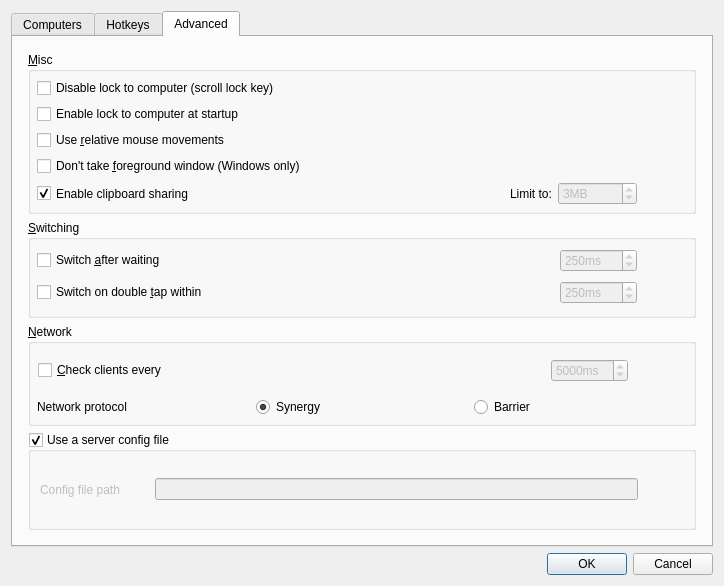
Before: the Qt Designer form src/lib/gui/dialogs/ServerConfigDialog.ui in deskflow/deskflow, drawn with Qt 5.
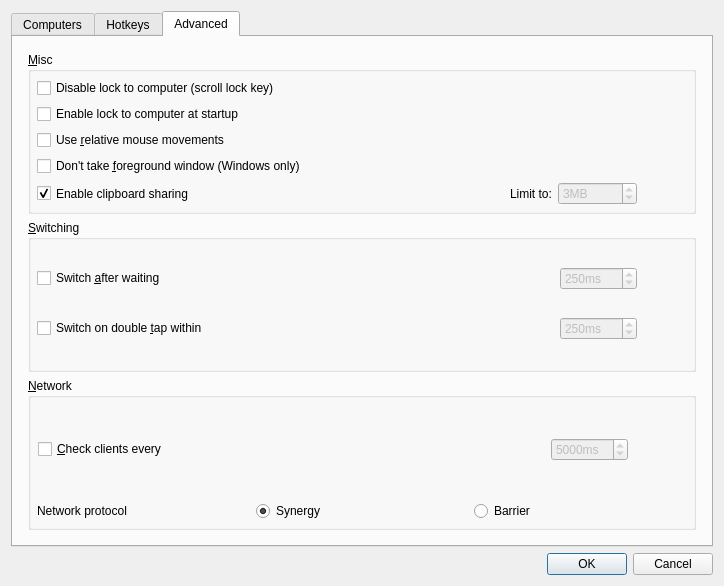
After: the same form once the commit is applied. The open tabs and pages were chosen to show the change. Icons and pictures are not drawn. Custom widgets are drawn as their Qt base class.

Commit message: refactor: move config to qt config file and remove legacy config file

What changed in the file:
```diff
--- a/src/lib/gui/dialogs/ServerConfigDialog.ui
+++ b/src/lib/gui/dialogs/ServerConfigDialog.ui
@@ -763,120 +763,6 @@
          </layout>
         </widget>
        </item>
-       <item>
-        <widget class="QGroupBox" name="groupExternalConfig">
-         <property name="toolTip">
-          <string>Use a server config file to create complex computer layouts that are not possible with the simple grid-based computer layout editor.
-
-Enabling this setting will disable the server config GUI.</string>
-         </property>
-         <property name="title">
-          <string>Use a server config file</string>
-         </property>
-         <property name="checkable">
-          <bool>true</bool>
-         </property>
-         <layout class="QHBoxLayout" name="horizontalLayout">
-          <item>
-           <widget class="QWidget" name="widgetExternalConfigControls" native="true">
-            <property name="enabled">
-             <bool>false</bool>
-            </property>
-            <layout class="QHBoxLayout" name="horizontalLayout_2">
-             <property name="leftMargin">
-              <number>0</number>
-             </property>
-             <property name="topMargin">
-              <number>0</number>
-             </property>
-             <property name="rightMargin">
-              <number>0</number>
-             </property>
-             <property name="bottomMargin">
-              <number>0</number>
-             </property>
-             <item>
-              <widget class="QLabel" name="labelConfigFile">
-               <property name="sizePolicy">
-                <sizepolicy hsizetype="Maximum" vsizetype="Preferred">
-                 <horstretch>0</horstretch>
-                 <verstretch>0</verstretch>
-                </sizepolicy>
-               </property>
-               <property name="minimumSize">
-                <size>
-                 <width>96</width>
-                 <height>0</height>
-                </size>
-               </property>
-               <property name="text">
-                <string>Config file path</string>
-               </property>
-              </widget>
-             </item>
-             <item>
-              <spacer name="horizontalSpacer_6">
-               <property name="orientation">
-                <enum>Qt::Orientation::Horizontal</enum>
-               </property>
-               <property name="sizeType">
-                <enum>QSizePolicy::Policy::Fixed</enum>
-               </property>
-               <property name="sizeHint" stdset="0">
-                <size>
-                 <width>13</width>
-                 <height>20</height>
-                </size>
-               </property>
-              </spacer>
-             </item>
-             <item>
-              <widget class="QLineEdit" name="lineConfigFile">
-               <property name="sizePolicy">
-                <sizepolicy hsizetype="Minimum" vsizetype="Fixed">
-                 <horstretch>0</horstretch>
-                 <verstretch>0</verstretch>
-                </sizepolicy>
-               </property>
-               <property name="minimumSize">
-                <size>
-                 <width>180</width>
-                 <height>0</height>
-                </size>
-               </property>
-              </widget>
-             </item>
-             <item>
-              <widget class="QPushButton" name="btnBrowseConfigFile">
-               <property name="sizePolicy">
-                <sizepolicy hsizetype="Fixed" vsizetype="Fixed">
-                 <horstretch>0</horstretch>
-                 <verstretch>0</verstretch>
-                </sizepolicy>
-               </property>
-               <property name="minimumSize">
-                <size>
-                 <width>0</width>
-                 <height>0</height>
-                </size>
-               </property>
-               <property name="cursor">
-                <cursorShape>PointingHandCursor</cursorShape>
-               </property>
-               <property name="text">
-                <string/>
-               </property>
-               <property name="flat">
-                <bool>true</bool>
-               </property>
-              </widget>
-             </item>
-            </layout>
-           </widget>
-          </item>
-         </layout>
-        </widget>
-       </item>
       </layout>
      </widget>
     </widget>
```
The commit also changes 45 other files.
